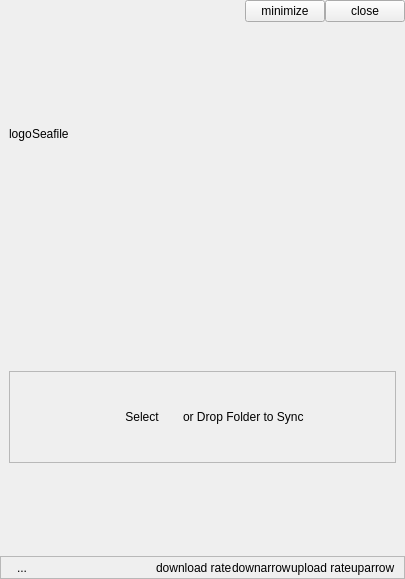
First picture: the form in ui/cloud-view.ui, repository haiwen/seafile-client, before the edit.
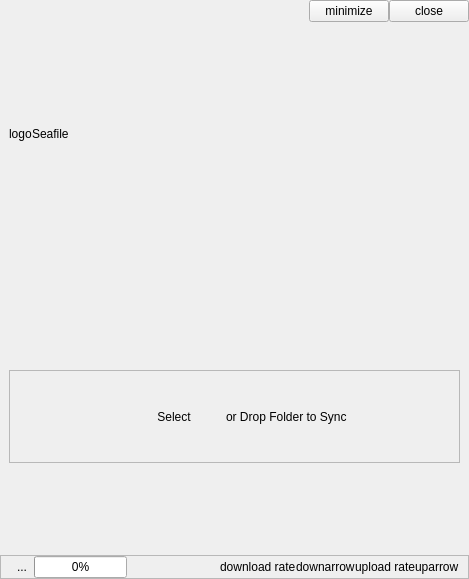
Second picture: the form after the edit.

Commit message: show storage usage in main panel

Patch:
```diff
--- a/ui/cloud-view.ui
+++ b/ui/cloud-view.ui
@@ -6,7 +6,7 @@
    <rect>
     <x>0</x>
     <y>0</y>
-    <width>405</width>
+    <width>469</width>
     <height>579</height>
    </rect>
   </property>
@@ -249,6 +249,13 @@
         </property>
        </widget>
       </item>
+      <item>
+       <widget class="QProgressBar" name="mStorageUsage">
+        <property name="value">
+         <number>0</number>
+        </property>
+       </widget>
+      </item>
       <item>
        <spacer name="horizontalSpacer_3">
         <property name="orientation">
```
The commit also changes 13 other files.
